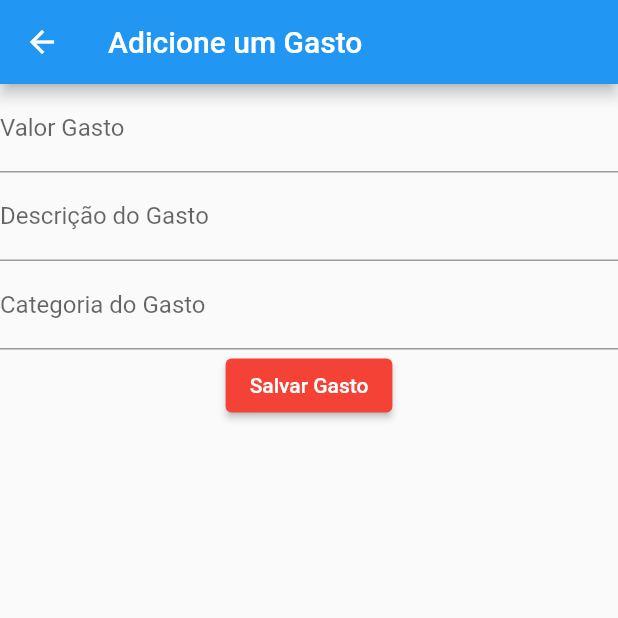
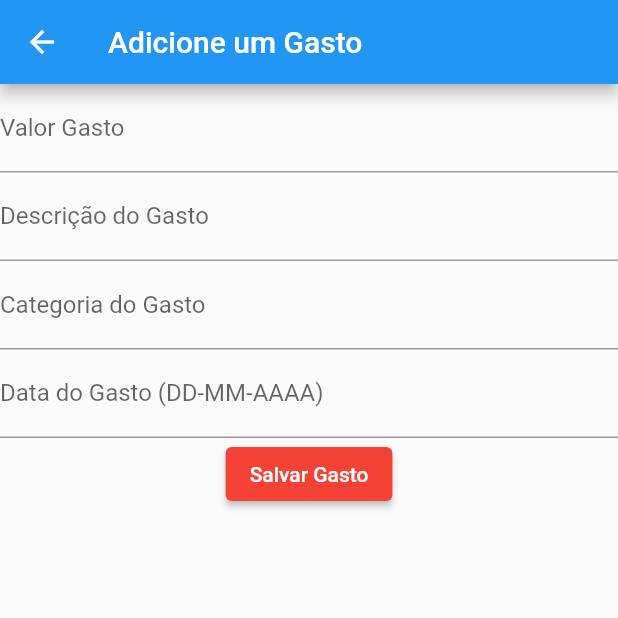
Before and after one commit to bernardo2512/controle_financeiro, a Flutter app: the screen it shows after launch, after a tap on "Adicionar Gasto", on a phone screen of 412 x 824 dp, the top half of it. Run offline on Flutter 3.47's test engine with Material 2 defaults, Android fonts, the phone set to English and light mode, and no system bars; our stand-ins replace sqflite; accounts and stored records are empty.

Commit message:
add data e ajuste de saldo/divida

```diff
--- a/lib/data/component/gasto.dart
+++ b/lib/data/component/gasto.dart
@@ -8,8 +8,9 @@ class Gasto extends StatefulWidget {
   final String description;
   final String categoria;
   final bool ehGasto;
+  final String data;
   const Gasto(
-      this.id, this.valor, this.description, this.categoria, this.ehGasto,
+      this.id, this.valor, this.description, this.categoria, this.ehGasto,this.data,
       {super.key});
 
   @override
@@ -37,7 +38,7 @@ class _GastoState extends State<Gasto> {
                 Text("R\$ ${widget.valor / 100}"),
                 Text(widget.description),
                 Text(widget.categoria),
-                Text("${widget.ehGasto ? 'GASTO' : 'ENTRADA'}")
+                Text(widget.data)
               ],
             ),
             Padding(
--- a/lib/data/dao/gasto_dao.dart
+++ b/lib/data/dao/gasto_dao.dart
@@ -9,15 +9,16 @@ class GastoDAO {
         valor INTEGER NOT NULL,
         description TEXT,
         categoria TEXT,
+        data TEXT,
         ehGasto BOOLEAN NOT NULL
       )
       """;
 
-  save(int valor, String description, String categoria, bool ehGasto) async {
+  save(int valor, String description, String categoria, bool ehGasto, String data) async {
 
     final sql.Database bancoDeDados = await getDatabase();
-    final data = {'valor': valor, 'description': description, 'categoria': categoria,'ehGasto': ehGasto };
-    await bancoDeDados.insert(tableName, data, conflictAlgorithm: sql.ConflictAlgorithm.replace);
+    final objectData = {'valor': valor, 'description': description, 'categoria': categoria,'ehGasto': ehGasto,'data': data };
+    await bancoDeDados.insert(tableName, objectData, conflictAlgorithm: sql.ConflictAlgorithm.replace);
 
   }
   delete(int id) async {
@@ -34,7 +35,8 @@ class GastoDAO {
   List<Gasto> toList(List<Map<String, dynamic>> data){
     List<Gasto> listaGastos = [];
     for(Map<String, dynamic> item in data){
-      listaGastos.add(Gasto(item['id'],item['valor'], item['description'],item['categoria'],item['ehGasto']>0? true: false));
+      // delete(item['id']);
+      listaGastos.add(Gasto(item['id'],item['valor'], item['description'],item['categoria'],item['ehGasto']>0? true: false,item['data']));
 
     }
     return listaGastos;
--- a/lib/data/database.dart
+++ b/lib/data/database.dart
@@ -3,7 +3,7 @@ import 'package:sqflite/sqflite.dart';
 import 'package:path/path.dart';
 
 Future<Database> getDatabase() async {
-  final String path = join(await getDatabasesPath(), "financeiro_dois.db");
+  final String path = join(await getDatabasesPath(), "fin.db");
   return await openDatabase(path, onCreate: (db, version) async {
     await db.execute(GastoDAO.tableSql);
   },version: 1);
--- a/lib/screens/add_gasto_screen/add_gasto_screen.dart
+++ b/lib/screens/add_gasto_screen/add_gasto_screen.dart
@@ -15,6 +15,7 @@ class _AddGastoScreenState extends State<AddGastoScreen> {
   final TextEditingController valorGasto = TextEditingController();
   final TextEditingController descricaoGasto = TextEditingController();
   final TextEditingController categoriaGasto = TextEditingController();
+  final TextEditingController dataGasto = TextEditingController();
 
   @override
   Widget build(BuildContext context) {
@@ -36,6 +37,11 @@ class _AddGastoScreenState extends State<AddGastoScreen> {
             controller: categoriaGasto,
             decoration: InputDecoration(label: Text("Categoria do Gasto")),
           ),
+          TextField(
+            controller: dataGasto,
+            decoration: InputDecoration(label: Text("Data do Gasto (DD-MM-AAAA)")),
+          ),
+
           Center(
               child: ElevatedButton(
                 style: ElevatedButton.styleFrom(
@@ -43,7 +49,7 @@ class _AddGastoScreenState extends State<AddGastoScreen> {
                 ),
             onPressed: () {
               GastoDAO().save(int.parse(valorGasto.text), descricaoGasto.text,
-                  categoriaGasto.text,true);
+                  categoriaGasto.text,true, dataGasto.text);
                   Navigator.pop(context);
             },
             child: Text("Salvar Gasto"),
--- a/lib/screens/home_screen/home_screen.dart
+++ b/lib/screens/home_screen/home_screen.dart
@@ -42,7 +42,7 @@ class _HomeScreenState extends State<HomeScreen> {
             children: [
               Padding(
                 padding: const EdgeInsets.all(8.0),
-                child: Text("Total GASTO:R\$ ${somatorioGasto / 100}"),
+                child: Text("Total SAIDA:R\$ ${somatorioGasto / 100}"),
               ),
               Padding(
                 padding: const EdgeInsets.all(8.0),
@@ -50,7 +50,7 @@ class _HomeScreenState extends State<HomeScreen> {
               ),
               Padding(
                 padding: const EdgeInsets.all(8.0),
-                child: Text("Total:R\$ ${(somatorioEntrada - somatorioGasto) / 100}"),
+                child: Text("${somatorioEntrada - somatorioGasto < 0 ? "Divida" : "Saldo"}:R\$ ${(somatorioEntrada - somatorioGasto) / 100}"),
               ),
             ],
           ),
@@ -88,7 +88,7 @@ class _HomeScreenState extends State<HomeScreen> {
                       builder: (context) => const AddGastoScreen()),
                 ).then((value) => setState(() {
                       GastoDAO().getAll().then(
-                          (value) => {setState(() => listaGasto = value)});
+                          (value) => listaGasto = value);
                     }))
               },
               child: Text("Adicionar Gasto"),
```
Also changed, not shown: lib/screens/add_entrada_screen/add_entrada_sreen.dart (+6 -1 lines), 3 other files.
